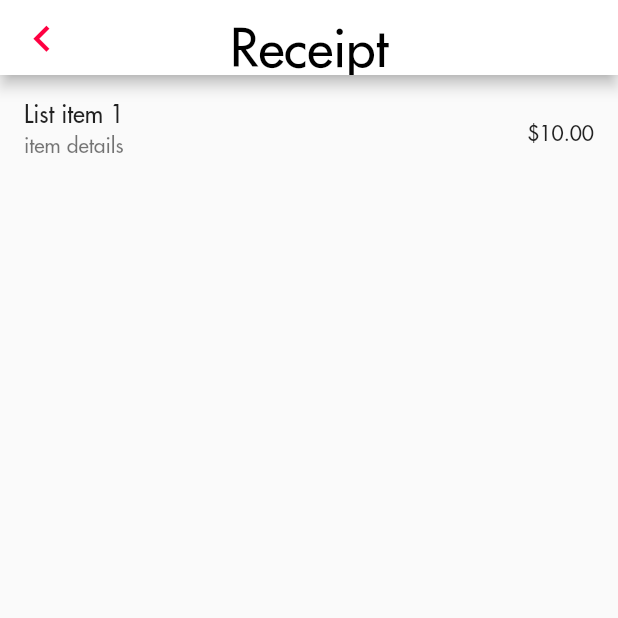
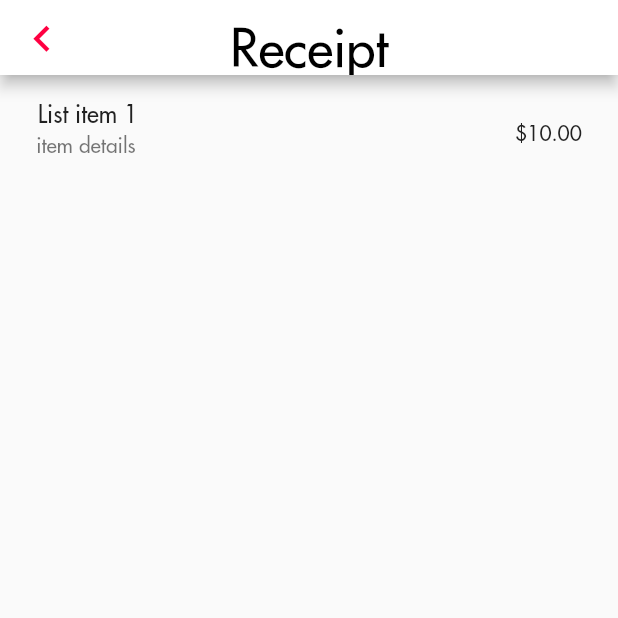
Before and after one commit to tranbrandon96/Dine-N-Dash, a Flutter app: the checkout_screen screen opened directly, on a phone screen of 412 x 824 dp, the top half of it. Run offline on Flutter 3.47's test engine with Material 2 defaults, Android fonts, the phone set to English and light mode, and no system bars; our stand-ins replace firebase_auth, firebase_core, flutter_svg, google_sign_in; accounts and stored records are empty.

Commit message:
changed text spacing and unneeded comments

```diff
--- a/lib/screens/employee_screens/checkout_screen.dart
+++ b/lib/screens/employee_screens/checkout_screen.dart
@@ -8,9 +8,9 @@ class checkout_screen extends StatefulWidget{
 class _checkout_screen extends State<checkout_screen>{
   List<ListTile> menuItems = [
   ListTile(
-    title: Text('List item 1'),
-    subtitle: Text('item details'),
-    trailing: Text('\$10.00'),
+    title: Text('\t\tList item 1'),
+    subtitle: Text('\t\titem details'),
+    trailing: Text('\$10.00\t\t'),
   ),
   ];
 
```
Also changed, not shown: lib/screens/sign_up/account_creation_screen.dart (+0 -20 lines).
